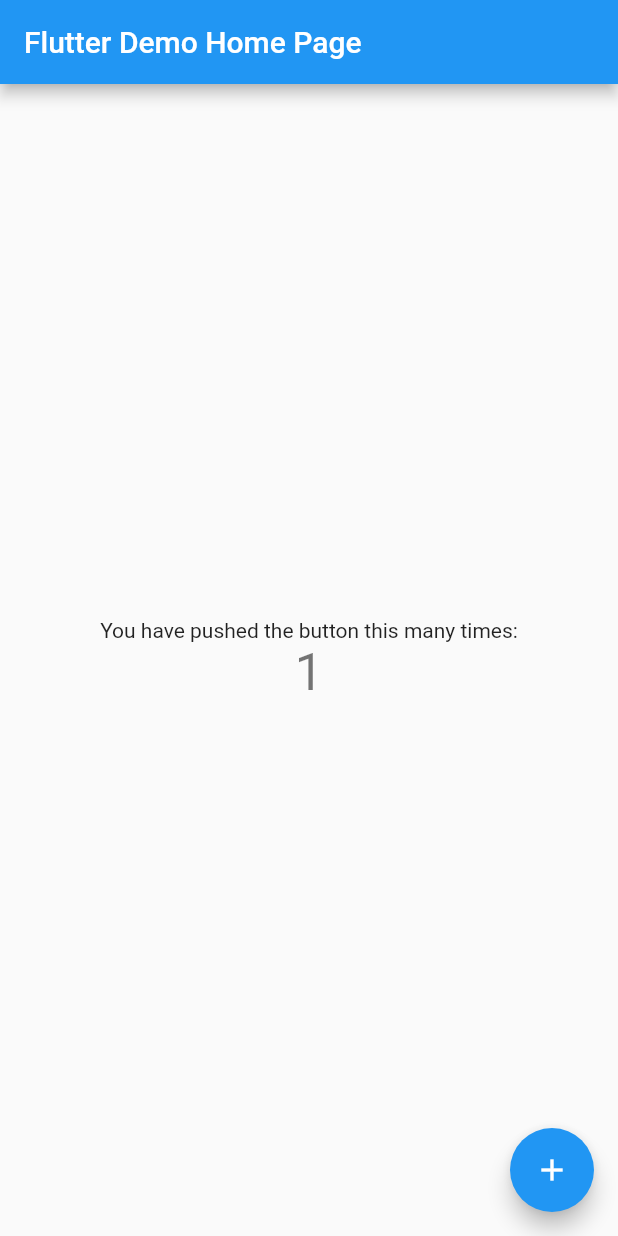
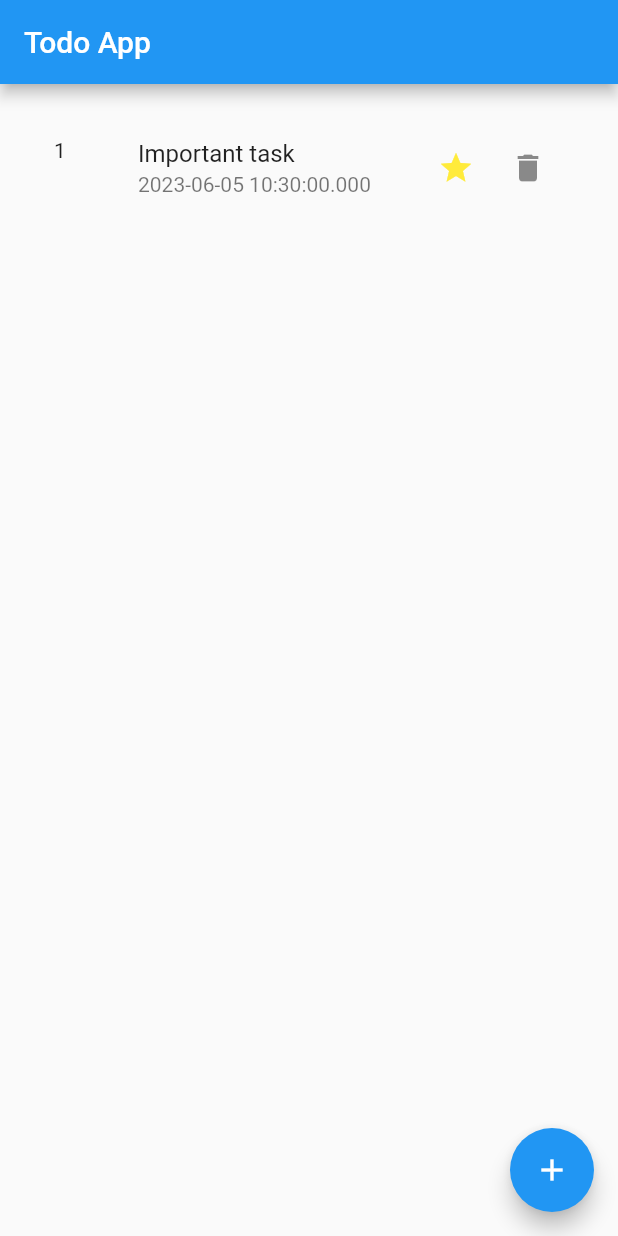
Before and after one commit to SoniaEjaz-sonia/todo_app, a Flutter app: the screen it shows after launch, after a tap on the "add" icon, on a phone screen of 412 x 824 dp. Run offline on Flutter 3.47's test engine with Material 2 defaults, Android fonts, the phone set to English and light mode, and no system bars; our stand-ins replace isar; accounts and stored records are empty; generated files the repository leaves out were written again.

Commit message:
UI and ISAR implementation

```diff
--- a/lib/main.dart
+++ b/lib/main.dart
@@ -1,7 +1,15 @@
 import 'package:flutter/material.dart';
+import 'package:provider/provider.dart';
+import 'package:todo_app/provider/todo_provider.dart';
+import 'package:todo_app/screens/home_screen.dart';
 
 void main() {
-  runApp(const MyApp());
+  runApp(MultiProvider(
+    providers: [
+      ChangeNotifierProvider(create: (_) => TodosProvider()),
+    ],
+    child: const MyApp(),
+  ));
 }
 
 class MyApp extends StatelessWidget {
@@ -14,53 +22,7 @@ class MyApp extends StatelessWidget {
       theme: ThemeData(
         primarySwatch: Colors.blue,
       ),
-      home: const MyHomePage(title: 'Flutter Demo Home Page'),
+      home: const HomeScreen(),
     );
   }
 }
-
-class MyHomePage extends StatefulWidget {
-  const MyHomePage({super.key, required this.title});
-  final String title;
-
-  @override
-  State<MyHomePage> createState() => _MyHomePageState();
-}
-
-class _MyHomePageState extends State<MyHomePage> {
-  int _counter = 0;
-
-  void _incrementCounter() {
-    setState(() {
-      _counter++;
-    });
-  }
-
-  @override
-  Widget build(BuildContext context) {
-    return Scaffold(
-      appBar: AppBar(
-        title: Text(widget.title),
-      ),
-      body: Center(
-        child: Column(
-          mainAxisAlignment: MainAxisAlignment.center,
-          children: <Widget>[
-            const Text(
-              'You have pushed the button this many times:',
-            ),
-            Text(
-              '$_counter',
-              style: Theme.of(context).textTheme.headlineMedium,
-            ),
-          ],
-        ),
-      ),
-      floatingActionButton: FloatingActionButton(
-        onPressed: _incrementCounter,
-        tooltip: 'Increment',
-        child: const Icon(Icons.add),
-      ),
-    );
-  }
-}
--- /dev/null
+++ b/lib/models/todo.dart
@@ -0,0 +1,16 @@
+import 'package:isar/isar.dart';
+
+part 'todo.g.dart';
+
+@collection
+class Todo {
+  Id id = Isar.autoIncrement;
+
+  late String title;
+
+  late DateTime date;
+
+  late bool isDone = false;
+
+  late bool isImportant = false;
+}
--- /dev/null
+++ b/lib/provider/todo_provider.dart
@@ -0,0 +1,58 @@
+import 'package:flutter/material.dart';
+import 'package:isar/isar.dart';
+import 'package:path_provider/path_provider.dart';
+import 'package:todo_app/models/todo.dart';
+
+class TodosProvider with ChangeNotifier {
+  TodosProvider() {
+    init();
+  }
+
+  List<Todo> _todos = [];
+
+  List<Todo> get todos => _todos;
+
+  Isar? isar;
+
+  void init() async {
+    final dir = await getApplicationDocumentsDirectory();
+
+    isar ??= await Isar.open(
+      [TodoSchema],
+      directory: dir.path,
+    );
+
+    await isar!.txn(() async {
+      final todosCollection = isar!.todos;
+      _todos = await todosCollection.where().findAll();
+      notifyListeners();
+    });
+  }
+
+  void addTodo(Todo todo) async {
+    await isar!.writeTxn(() async {
+      await isar!.todos.put(todo);
+    });
+    _todos.add(todo);
+    notifyListeners();
+  }
+
+  void deleteTodo(Todo todo) async {
+    await isar!.writeTxn(() async {
+      bool deleted = await isar!.todos.delete(todo.id);
+      if (deleted) _todos.remove(todo);
+      notifyListeners();
+    });
+  }
+
+  void toggleImp(int id) async {
+    await isar!.writeTxn(() async {
+      Todo? todo = await isar!.todos.get(id);
+      todo!.isImportant = !todo.isImportant;
+      await isar!.todos.put(todo);
+      int todoIndex = todos.indexWhere((todo) => todo.id == id);
+      todos[todoIndex].isImportant = todo.isImportant;
+      notifyListeners();
+    });
+  }
+}
--- /dev/null
+++ b/lib/screens/home_screen.dart
@@ -0,0 +1,66 @@
+import 'dart:math';
+
+import 'package:flutter/material.dart';
+import 'package:provider/provider.dart';
+import 'package:todo_app/models/todo.dart';
+import 'package:todo_app/provider/todo_provider.dart';
+
+class HomeScreen extends StatelessWidget {
+  const HomeScreen({Key? key}) : super(key: key);
+
+  @override
+  Widget build(BuildContext context) {
+    return Scaffold(
+      appBar: AppBar(
+        title: const Text("Todo App"),
+      ),
+      body: ListView(
+        padding: const EdgeInsets.all(20.0),
+        children: [
+          Column(
+            children: context
+                .watch<TodosProvider>()
+                .todos
+                .map((todo) => ListTile(
+                      leading: Text(todo.id.toString()),
+                      title: Text(todo.title),
+                      subtitle: Text(todo.date.toString()),
+                      trailing: SizedBox(
+                        width: 100,
+                        child: Row(
+                          mainAxisAlignment: MainAxisAlignment.end,
+                          children: [
+                            IconButton(
+                                onPressed: () => context.read<TodosProvider>().toggleImp(todo.id),
+                                icon: Icon(
+                                  Icons.star,
+                                  color: todo.isImportant ? Colors.yellow : Colors.grey,
+                                )),
+                            IconButton(
+                                onPressed: () {
+                                  context.read<TodosProvider>().deleteTodo(todo);
+                                },
+                                icon: const Icon(Icons.delete)),
+                          ],
+                        ),
+                      ),
+                    ))
+                .toList(),
+          ),
+        ],
+      ),
+      floatingActionButton: FloatingActionButton(
+        child: const Icon(Icons.add),
+        onPressed: () {
+          final random = Random();
+          final isImportant = random.nextBool();
+          final todo = Todo()
+            ..title = isImportant ? 'Important task' : 'Normal task'
+            ..isImportant = isImportant
+            ..date = DateTime.now();
+          context.read<TodosProvider>().addTodo(todo);
+        },
+      ),
+    );
+  }
+}
--- a/pubspec.yaml
+++ b/pubspec.yaml
@@ -12,12 +12,18 @@ dependencies:
 
 
   cupertino_icons: ^1.0.2
+  isar: ^3.1.0+1
+  isar_flutter_libs: ^3.1.0+1
+  provider: ^6.0.5
+  path_provider: ^2.0.15
 
 dev_dependencies:
   flutter_test:
     sdk: flutter
 
   flutter_lints: ^2.0.0
+  isar_generator: ^3.1.0+1
+  build_runner: ^2.4.4
 
 flutter:
 
```
Also changed, not shown: lib/models/todo.g.dart (added), 2 other files.
